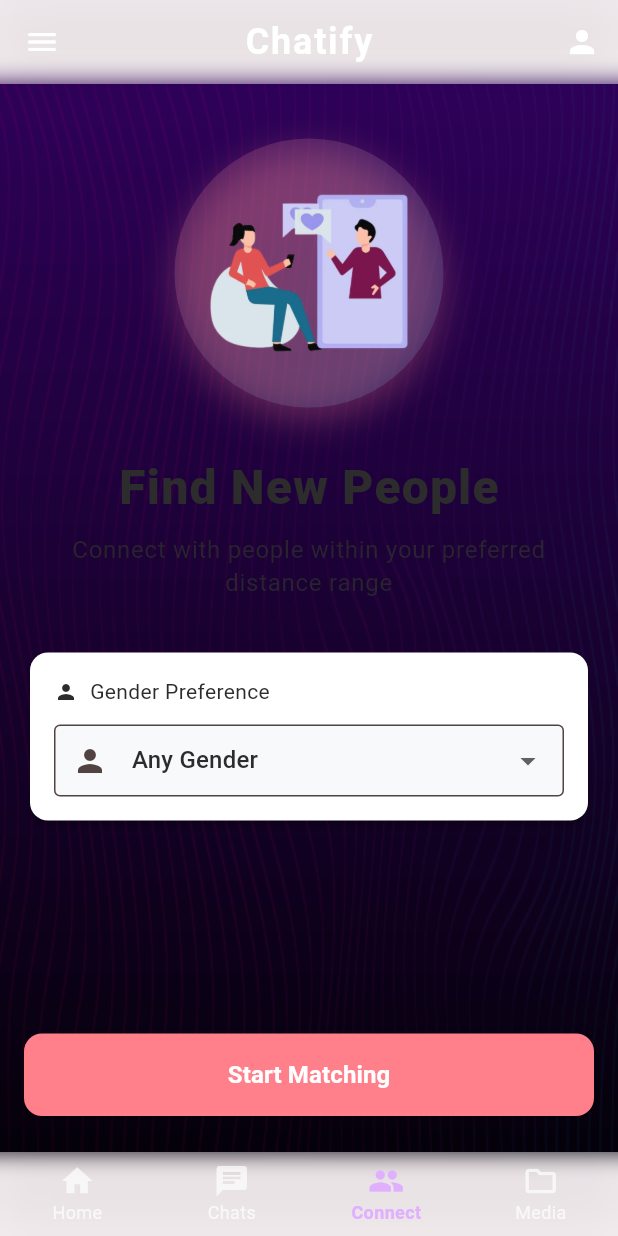
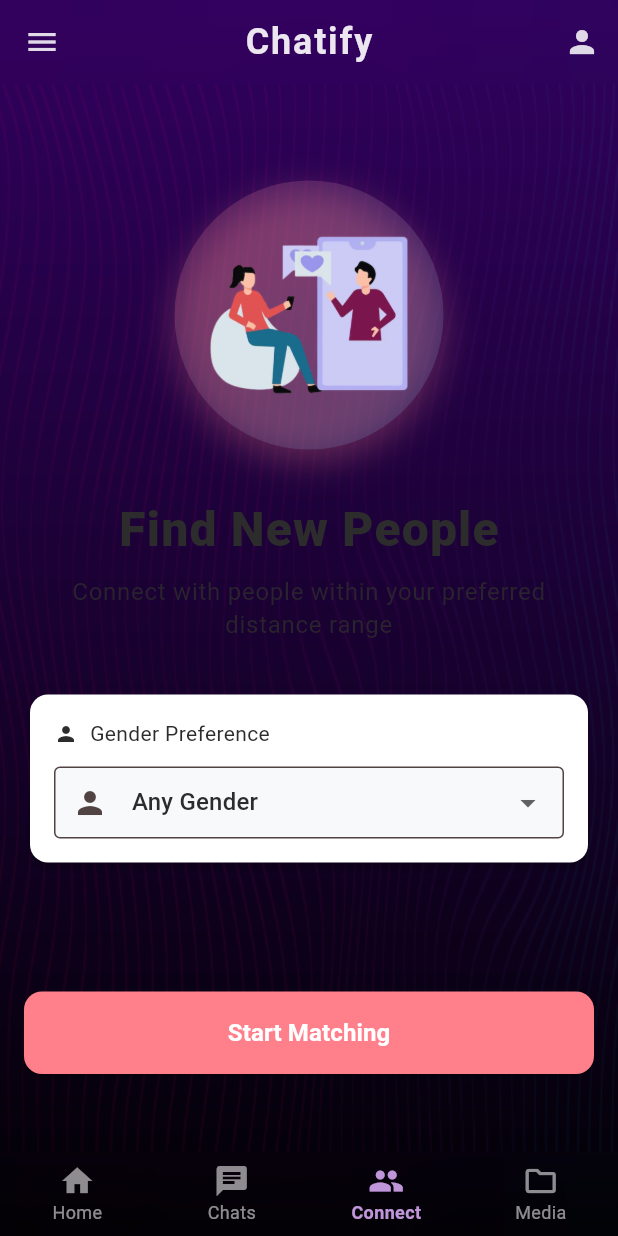
Before and after one commit to Aymanquad/Blabinn-Frontend, a Flutter app: the MainNavigationScreen screen opened by its route, after a tap on "Connect Now", on a phone screen of 412 x 824 dp. Run offline on Flutter 3.47's test engine with Material 3 defaults, Android fonts, the phone set to English and light mode, and no system bars; our stand-ins replace device_info_plus, firebase_auth, firebase_core, firebase_messaging, flutter_local_notifications, google_mobile_ads and 6 more; missing offline and left inert: screen_protector; accounts and stored records are empty; network calls fail.

Commit message:
minor ui changes 2

```diff
--- a/lib/app.dart
+++ b/lib/app.dart
@@ -870,29 +870,15 @@ class _MainNavigationScreenState extends State<MainNavigationScreen>
 
     return Scaffold(
       key: _scaffoldKey,
+      extendBody: true,
+      extendBodyBehindAppBar: true,
       appBar: PreferredSize(
         preferredSize: const Size.fromHeight(kToolbarHeight),
-        child: Container(
-          decoration: BoxDecoration(
-            gradient: LinearGradient(
-              begin: Alignment.topCenter,
-              end: Alignment.bottomCenter,
-              colors: [
-                const Color(0xFF2D1B69).withOpacity(0.05),
-                const Color(0xFF1A103F).withOpacity(0.03),
-              ],
-            ),
-            boxShadow: [
-              BoxShadow(
-                color: Colors.black.withOpacity(0.05),
-                blurRadius: 10,
-                offset: const Offset(0, 1),
-              ),
-            ],
-          ),
-          child: ClipRRect(
-            child: BackdropFilter(
-              filter: ImageFilter.blur(sigmaX: 8, sigmaY: 8),
+        child: ClipRRect(
+          child: BackdropFilter(
+            filter: ImageFilter.blur(sigmaX: 8, sigmaY: 8),
+            child: Container(
+              color: Colors.transparent,
               child: AppBar(
                 backgroundColor: Colors.transparent,
                 elevation: 0,
@@ -902,9 +888,9 @@ class _MainNavigationScreenState extends State<MainNavigationScreen>
                     builder: (context, child) {
                       return Transform.rotate(
                         angle: _drawerAnimation.value * 0.5,
-                        child: const Icon(
+                        child: Icon(
                           Icons.menu,
-                          color: Colors.white,
+                          color: Colors.white.withOpacity(0.85),
                         ),
                       );
                     },
@@ -915,20 +901,20 @@ class _MainNavigationScreenState extends State<MainNavigationScreen>
                   },
                   tooltip: 'Menu',
                 ),
-                title: const Text(
+                title: Text(
                   'Chatify',
                   style: TextStyle(
                     fontWeight: FontWeight.bold,
-                    color: Colors.white,
+                    color: Colors.white.withOpacity(0.9),
                     fontSize: 24,
                     letterSpacing: 1.2,
                   ),
                 ),
                 actions: [
                   IconButton(
-                    icon: const Icon(
+                    icon: Icon(
                       Icons.person,
-                      color: Colors.white,
+                      color: Colors.white.withOpacity(0.85),
                     ),
                     onPressed: _navigateToProfile,
                     tooltip: 'Profile',
@@ -955,34 +941,24 @@ class _MainNavigationScreenState extends State<MainNavigationScreen>
         },
         children: _screens,
       ),
-      bottomNavigationBar: Container(
-        decoration: BoxDecoration(
-          gradient: LinearGradient(
-            begin: Alignment.topCenter,
-            end: Alignment.bottomCenter,
-            colors: [
-              const Color(0xFF2D1B69).withOpacity(0.05),
-              const Color(0xFF1A103F).withOpacity(0.03),
-            ],
-          ),
-          boxShadow: [
-            BoxShadow(
-              color: Colors.black.withOpacity(0.05),
-              blurRadius: 10,
-              offset: const Offset(0, -1),
-            ),
-          ],
-        ),
-        child: ClipRRect(
-          child: BackdropFilter(
-            filter: ImageFilter.blur(sigmaX: 8, sigmaY: 8),
+      bottomNavigationBar: ClipRRect(
+        child: BackdropFilter(
+          filter: ImageFilter.blur(sigmaX: 8, sigmaY: 8),
+          child: Container(
+            color: Colors.transparent,
             child: BottomNavigationBar(
               currentIndex: _currentIndex,
               onTap: _onTabTapped,
               type: BottomNavigationBarType.fixed,
               backgroundColor: Colors.transparent,
-              selectedItemColor: const Color(0xFFE0B0FF),
-              unselectedItemColor: Colors.white.withOpacity(0.7),
+              selectedIconTheme: IconThemeData(
+                color: const Color(0xFFE0B0FF).withOpacity(0.85),
+              ),
+              unselectedIconTheme: IconThemeData(
+                color: Colors.white.withOpacity(0.55),
+              ),
+              selectedItemColor: const Color(0xFFE0B0FF).withOpacity(0.85),
+              unselectedItemColor: Colors.white.withOpacity(0.55),
               selectedLabelStyle: const TextStyle(
                 fontWeight: FontWeight.w600,
                 fontSize: 12,
--- a/lib/screens/chat_list_screen.dart
+++ b/lib/screens/chat_list_screen.dart
@@ -256,8 +256,10 @@ class _ChatListScreenState extends State<ChatListScreen> {
             fit: BoxFit.cover,
           ),
         ),
-        child: Column(
-          children: [
+        child: Padding(
+          padding: const EdgeInsets.fromLTRB(0, 120, 0, 100), // Extra top padding for search bar visibility
+          child: Column(
+            children: [
             // Search Bar
             Padding(
               padding: const EdgeInsets.all(16.0),
@@ -414,6 +416,7 @@ class _ChatListScreenState extends State<ChatListScreen> {
             ),
           ],
         ),
+        ),
       ),
     );
   }
--- a/lib/screens/connect/connect_ui_components.dart
+++ b/lib/screens/connect/connect_ui_components.dart
@@ -228,7 +228,7 @@ class ConnectUIComponents {
           ),
         ),
         child: Padding(
-          padding: const EdgeInsets.all(16),
+          padding: const EdgeInsets.fromLTRB(16, 100, 16, 100), // Increased padding for transparent bars
           child: Column(
             children: [
               Expanded(
--- a/lib/screens/home_screen.dart
+++ b/lib/screens/home_screen.dart
@@ -23,7 +23,7 @@ class _HomeScreenState extends State<HomeScreen> {
           ),
         ),
         child: Padding(
-          padding: const EdgeInsets.all(16),
+          padding: const EdgeInsets.fromLTRB(16, 100, 16, 100), // Increased padding for transparent bars
           child: Column(
             crossAxisAlignment: CrossAxisAlignment.start,
             children: [
--- a/lib/screens/media_folder_screen.dart
+++ b/lib/screens/media_folder_screen.dart
@@ -871,30 +871,16 @@ class _MediaFolderScreenState extends State<MediaFolderScreen>
             fit: BoxFit.cover,
           ),
         ),
-        child: Column(
-          children: [
+        child: Padding(
+          padding: const EdgeInsets.fromLTRB(0, 100, 0, 100), // Increased padding for transparent bars
+          child: Column(
+            children: [
             // TabBar
-            Container(
-              decoration: BoxDecoration(
-                gradient: LinearGradient(
-                  begin: Alignment.topCenter,
-                  end: Alignment.bottomCenter,
-                  colors: [
-                    const Color(0xFF2D1B69).withOpacity(0.05),
-                    const Color(0xFF1A103F).withOpacity(0.03),
-                  ],
-                ),
-                boxShadow: [
-                  BoxShadow(
-                    color: Colors.black.withOpacity(0.05),
-                    blurRadius: 10,
-                    offset: const Offset(0, 1),
-                  ),
-                ],
-              ),
-              child: ClipRRect(
-                child: BackdropFilter(
-                  filter: ImageFilter.blur(sigmaX: 8, sigmaY: 8),
+            ClipRRect(
+              child: BackdropFilter(
+                filter: ImageFilter.blur(sigmaX: 8, sigmaY: 8),
+                child: Container(
+                  color: Colors.transparent,
                   child: TabBar(
                     controller: _tabController,
                     onTap: (index) {
@@ -902,9 +888,9 @@ class _MediaFolderScreenState extends State<MediaFolderScreen>
                         _selectedTabIndex = index;
                       });
                     },
-                    labelColor: Colors.white,
-                    unselectedLabelColor: Colors.white.withOpacity(0.6),
-                    indicatorColor: Colors.white,
+                    labelColor: Colors.white.withOpacity(0.85),
+                    unselectedLabelColor: Colors.white.withOpacity(0.55),
+                    indicatorColor: Colors.white.withOpacity(0.85),
                     indicatorWeight: 3,
                     tabs: _tabTitles.map((title) => Tab(text: title)).toList(),
                   ),
@@ -932,6 +918,7 @@ class _MediaFolderScreenState extends State<MediaFolderScreen>
             ),
           ],
         ),
+        ),
       ),
     );
   }
```
